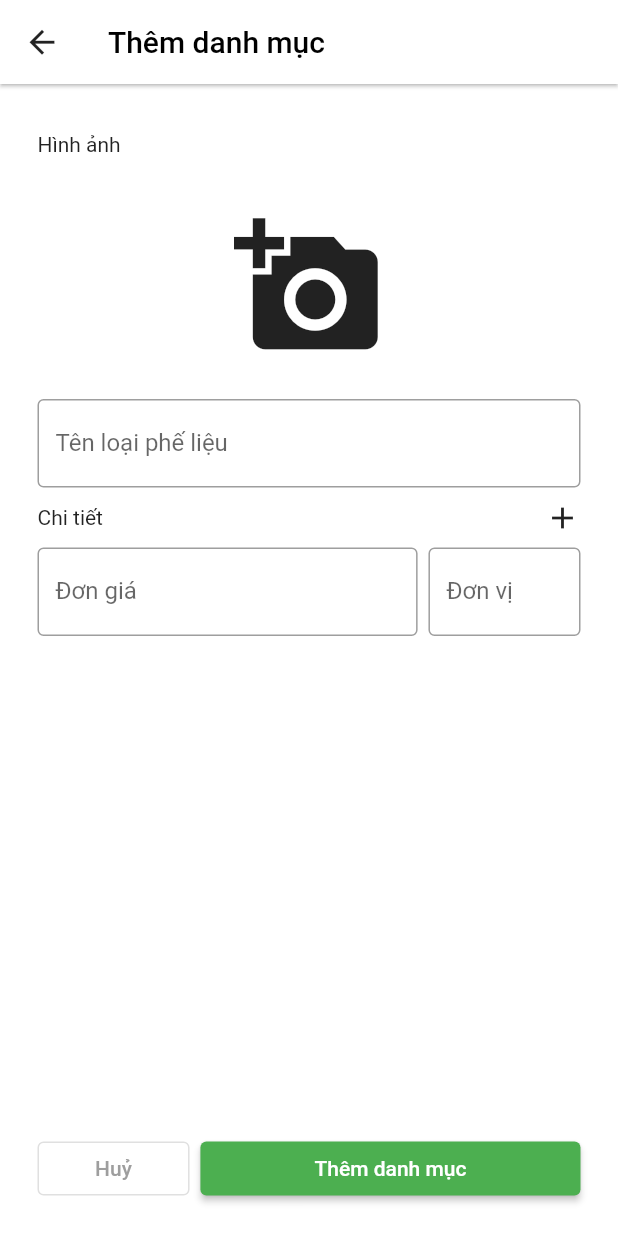
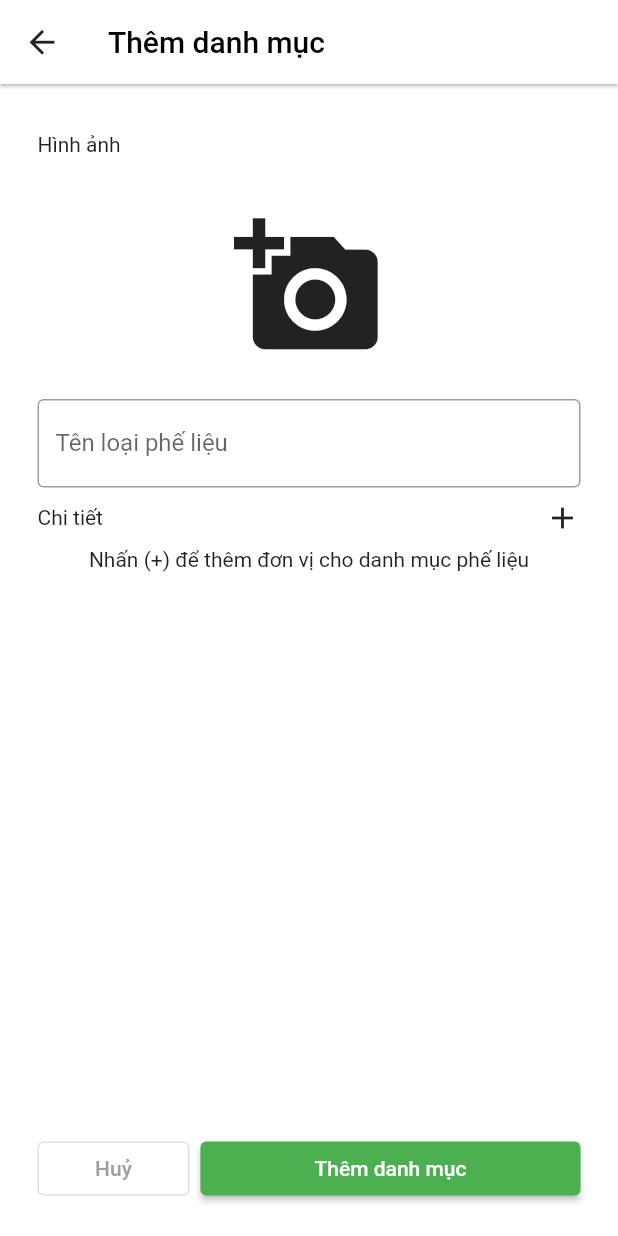
Before and after one commit to Baoth99/SCSS.Mobile.Dealer, a Flutter app: the AddCategoryView screen opened by its route, on a phone screen of 412 x 824 dp. Run offline on Flutter 3.47's test engine with Material 2 defaults, Android fonts, the phone set to English and light mode, and no system bars; our stand-ins replace firebase_core, firebase_messaging, flutter_bloc, flutter_dotenv, flutter_local_notifications, get_it and 1 more; missing offline and left inert: flutter_flavor; accounts and stored records are empty; network calls fail.

Commit message:
[Mobile][UID-4][SCSS-70] add text edt controllers

```diff
--- a/lib/blocs/add_category_bloc.dart
+++ b/lib/blocs/add_category_bloc.dart
@@ -21,5 +21,8 @@ class AddCategoryBloc extends Bloc<AddCategoryEvent, AddCategoryState> {
       } else
         return;
     }
+    if (event is EventAddScrapCategoryUnit) {
+      yield state.copyWith(controllers: event.controllers);
+    }
   }
 }
--- a/lib/repositories/events/add_category_event.dart
+++ b/lib/repositories/events/add_category_event.dart
@@ -1,3 +1,4 @@
+import 'package:flutter/cupertino.dart';
 import 'package:image_picker/image_picker.dart';
 
 abstract class AddCategoryEvent {}
@@ -9,3 +10,9 @@ class EventOpenImagePicker extends AddCategoryEvent {
 
   EventOpenImagePicker({required this.imageSource});
 }
+
+class EventAddScrapCategoryUnit extends AddCategoryEvent {
+  Map<TextEditingController, TextEditingController> controllers;
+
+  EventAddScrapCategoryUnit({required this.controllers});
+}
--- a/lib/repositories/models/scrap_category_detail_model.dart
+++ b/lib/repositories/models/scrap_category_detail_model.dart
@@ -8,15 +8,15 @@ class ScrapCategoryDetailModel {
 
   set setId(int id) => this.id = id;
 
-  get getUnit => this.unit;
+  String get getUnit => this.unit;
 
   set setUnit(unit) => this.unit = unit;
 
-  get getPrice => this.price;
+  int? get getPrice => this.price;
 
   set setPrice(price) => this.price = price;
 
-  get getStatus => this.status;
+  int? get getStatus => this.status;
 
   set setStatus(status) => this.status = status;
 
--- a/lib/repositories/states/add_category_state.dart
+++ b/lib/repositories/states/add_category_state.dart
@@ -1,19 +1,35 @@
+import 'package:flutter/cupertino.dart';
+
 class AddCategoryState {
+  String scrapName;
+  String pickedImageUrl;
+  Map<TextEditingController, TextEditingController> controllers;
+
   bool isImageSourceActionSheetVisible;
-  String pickedImageUrl;
 
   AddCategoryState({
     isImageSourceActionSheetVisible = false,
-    String pickedImageUrl = '',
+    String? pickedImageUrl,
+    String? scrapName,
+    Map<TextEditingController, TextEditingController>? controllers,
   })  : this.isImageSourceActionSheetVisible = isImageSourceActionSheetVisible,
-        this.pickedImageUrl = pickedImageUrl;
+        this.pickedImageUrl = pickedImageUrl ?? '',
+        this.scrapName = scrapName ?? '',
+        this.controllers = controllers ?? {};
 
-  AddCategoryState copyWith(
-      {bool? isImageSourceActionSheetVisible, String? pickedImageUrl}) {
+  AddCategoryState copyWith({
+    bool? isImageSourceActionSheetVisible,
+    String? pickedImageUrl,
+    String? scrapName,
+    Map<TextEditingController, TextEditingController>? controllers,
+  }) {
+    //return state
     return AddCategoryState(
       isImageSourceActionSheetVisible: isImageSourceActionSheetVisible ??
           this.isImageSourceActionSheetVisible,
       pickedImageUrl: pickedImageUrl ?? this.pickedImageUrl,
+      scrapName: scrapName ?? this.scrapName,
+      controllers: controllers ?? this.controllers,
     );
   }
 }
--- a/lib/ui/layouts/add_category_view.dart
+++ b/lib/ui/layouts/add_category_view.dart
@@ -6,17 +6,29 @@ import 'package:dealer_app/repositories/states/add_category_state.dart';
 import 'package:dealer_app/ui/widgets/cancel_button.dart';
 import 'package:dealer_app/ui/widgets/flexible.dart';
 import 'package:dealer_app/ui/widgets/text.dart';
-import 'package:dealer_app/ui/widgets/text_field.dart';
 import 'package:dealer_app/utils/env_util.dart';
 import 'package:flutter/material.dart';
+import 'package:flutter/rendering.dart';
 import 'package:flutter_bloc/flutter_bloc.dart';
 import 'package:image_picker/image_picker.dart';
 
 class AddCategoryView extends StatelessWidget {
+  final String _pickedImageUrl = '';
+  final String _scrapName = '';
+  final _formKey = GlobalKey<FormState>();
+
+  //controllers
+  final TextEditingController _scrapNameController = TextEditingController();
+  final Map<TextEditingController, TextEditingController> _unitControllers = {};
+
   @override
   Widget build(BuildContext context) {
     return BlocProvider(
-      create: (context) => AddCategoryBloc(AddCategoryState()),
+      create: (context) => AddCategoryBloc(AddCategoryState(
+        scrapName: _scrapName,
+        pickedImageUrl: _pickedImageUrl,
+        controllers: _unitControllers,
+      )),
       child: BlocListener<AddCategoryBloc, AddCategoryState>(
         listener: (context, state) {
           if (state.isImageSourceActionSheetVisible) {
@@ -43,6 +55,8 @@ class AddCategoryView extends StatelessWidget {
         return Container(
           color: Colors.white,
           padding: const EdgeInsets.fromLTRB(25, 20, 25, 25),
+          child: Form(
+            key: _formKey,
             child: Column(
               mainAxisAlignment: MainAxisAlignment.spaceBetween,
               children: [
@@ -58,21 +72,46 @@ class AddCategoryView extends StatelessWidget {
                           child: _scrapImage(),
                         ),
                       ),
-                    textFieldBuilder("Tên loại phế liệu"),
+                      TextFormField(
+                        controller: _scrapNameController,
+                        decoration: InputDecoration(
+                          border: OutlineInputBorder(),
+                          labelText: "Tên loại phế liệu",
+                          floatingLabelBehavior: FloatingLabelBehavior.auto,
+                        ),
+                        autovalidateMode: AutovalidateMode.onUserInteraction,
+                        validator: (value) {
+                          if (value == null || value.isEmpty)
+                            return "Nhập tên loại phế liệu";
+                        },
+                      ),
                       Row(
                         mainAxisAlignment: MainAxisAlignment.spaceBetween,
                         children: [
                           textBuilder("Chi tiết"),
                           InkWell(
-                          onTap: () {},
+                            onTap: () {
+                              var newUnitController = TextEditingController();
+                              var newPriceController = TextEditingController();
+                              _unitControllers.putIfAbsent(
+                                  newUnitController, () => newPriceController);
+                              context.read<AddCategoryBloc>().add(
+                                  EventAddScrapCategoryUnit(
+                                      controllers: _unitControllers));
+                            },
                             child: Icon(Icons.add),
                           )
                         ],
                       ),
-                    _scrapUnit(),
+                      state.controllers.isEmpty
+                          ? Center(
+                              child: Text(
+                                  'Nhấn (+) để thêm đơn vị cho danh mục phế liệu'))
+                          : _scrapUnit(),
                     ],
                   ),
                 ),
+                //Form submit button
                 Flexible(
                   flex: 10,
                   fit: FlexFit.loose,
@@ -80,12 +119,18 @@ class AddCategoryView extends StatelessWidget {
                     height: 40,
                     child: rowFlexibleBuilder(
                       cancelButtonBuilder(context, "Huỷ"),
-                    elevatedButtonBuilder(context, "Thêm danh mục", () {}),
+                      elevatedButtonBuilder(context, "Thêm danh mục", () {
+                        if (_formKey.currentState!.validate()) {
+                          //TODO: add new scrap category
+                          Navigator.of(context).pop();
+                        }
+                      }),
                       rowFlexibleType.smallToBig,
                     ),
                   ),
                 ),
               ],
+            ),
           ),
         );
       },
@@ -111,10 +156,55 @@ class AddCategoryView extends StatelessWidget {
   }
 
   _scrapUnit() {
+    return BlocBuilder<AddCategoryBloc, AddCategoryState>(
+      builder: (context, state) {
+        return ListView.builder(
+            primary: false,
+            shrinkWrap: true,
+            itemCount: state.controllers.length,
+            itemBuilder: (context, index) {
               return rowFlexibleBuilder(
-      textFieldBuilder("Đơn vị"),
-      textFieldBuilder("Đơn giá"),
+                SizedBox(
+                  height: 90,
+                  child: TextFormField(
+                    controller: state.controllers.keys.elementAt(index),
+                    decoration: InputDecoration(
+                      border: OutlineInputBorder(),
+                      labelText: "Đơn vị",
+                      floatingLabelBehavior: FloatingLabelBehavior.auto,
+                    ),
+                    autovalidateMode: AutovalidateMode.onUserInteraction,
+                    validator: (value) {
+                      if (value == '') return null;
+                      var text = 'Đơn vị đã có';
+                      var count = 0;
+                      _unitControllers.keys.forEach((element) {
+                        if (element.text == value?.trim()) {
+                          count++;
+                        }
+                      });
+                      if (count >= 2)
+                        return text;
+                      else
+                        return null;
+                    },
+                  ),
+                ),
+                SizedBox(
+                  height: 90,
+                  child: TextFormField(
+                    controller: state.controllers.values.elementAt(index),
+                    decoration: InputDecoration(
+                      border: OutlineInputBorder(),
+                      labelText: "Đơn giá",
+                      floatingLabelBehavior: FloatingLabelBehavior.auto,
+                    ),
+                  ),
+                ),
                 rowFlexibleType.bigToSmall,
+              );
+            });
+      },
     );
   }
 
--- a/lib/ui/widgets/text_field.dart
+++ /dev/null
@@ -1,11 +0,0 @@
-import 'package:flutter/material.dart';
-
-TextField textFieldBuilder(label) {
-  return TextField(
-    decoration: InputDecoration(
-      border: OutlineInputBorder(),
-      labelText: label,
-      floatingLabelBehavior: FloatingLabelBehavior.auto,
-    ),
-  );
-}
```
Lines whose indentation alone changed are shown as unchanged.
